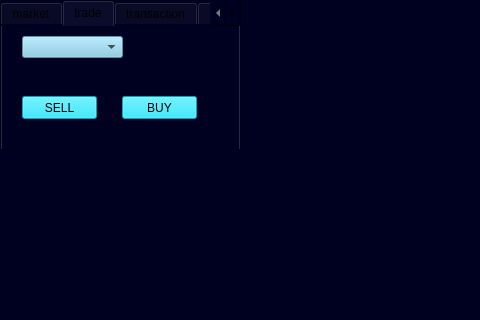
ParsaDevpy/wallet_project, file wallet.ui: the form before one commit; both pictures show x 0 to 480 and y 0 to 320 of the 800 by 600 pixel window.
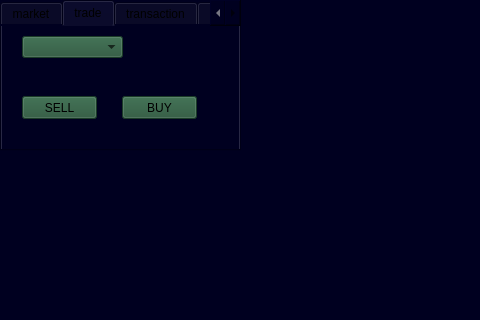
The form after the commit. The open tabs and pages were chosen to show the change.

```diff
--- a/wallet.ui
+++ b/wallet.ui
@@ -126,7 +126,7 @@
        </rect>
       </property>
       <property name="styleSheet">
-       <string notr="true">background-color: #7ec8e3</string>
+       <string notr="true">background-color: #255237</string>
       </property>
      </widget>
      <widget class="QPushButton" name="pushButton_1">
@@ -139,7 +139,7 @@
        </rect>
       </property>
       <property name="styleSheet">
-       <string notr="true">background-color: #00e5ff</string>
+       <string notr="true">background-color: #255237</string>
       </property>
       <property name="text">
        <string>SELL</string>
@@ -155,7 +155,7 @@
        </rect>
       </property>
       <property name="styleSheet">
-       <string notr="true">background-color: #00e5ff</string>
+       <string notr="true">background-color: #255237</string>
       </property>
       <property name="text">
        <string>BUY</string>
```
Left out of the diff: 6 changed lines with no effect on the pictures.
